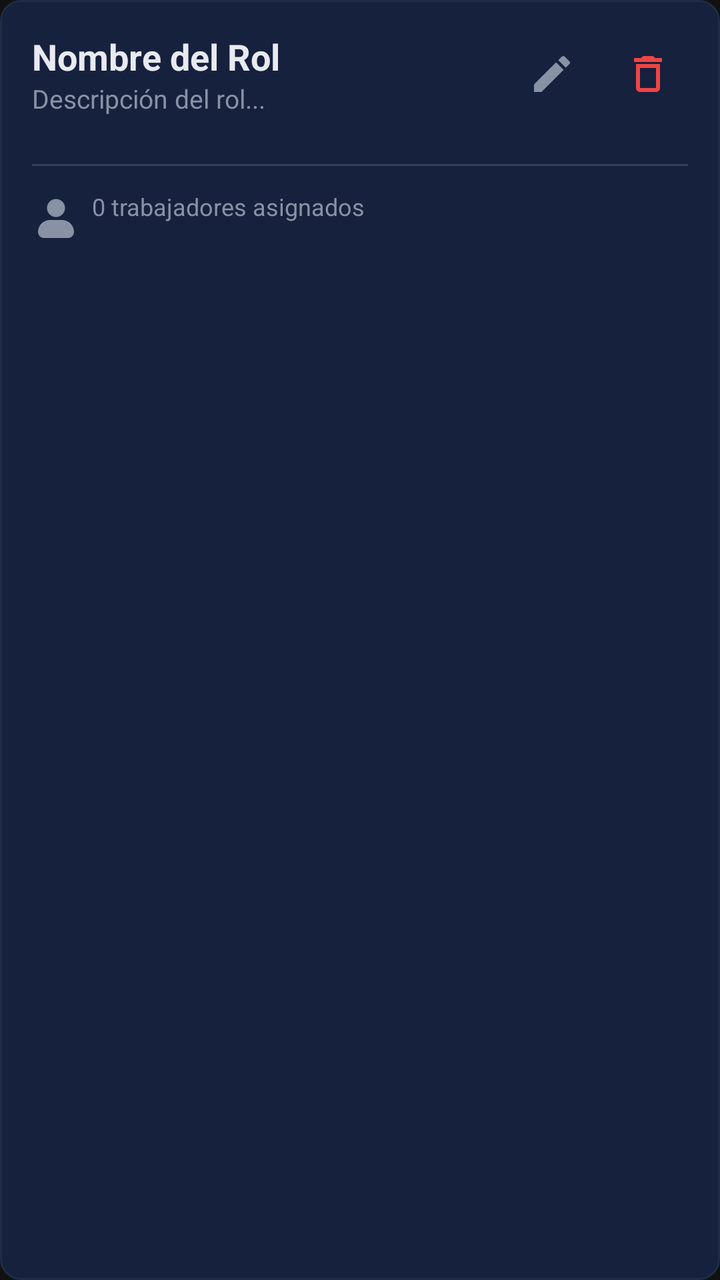
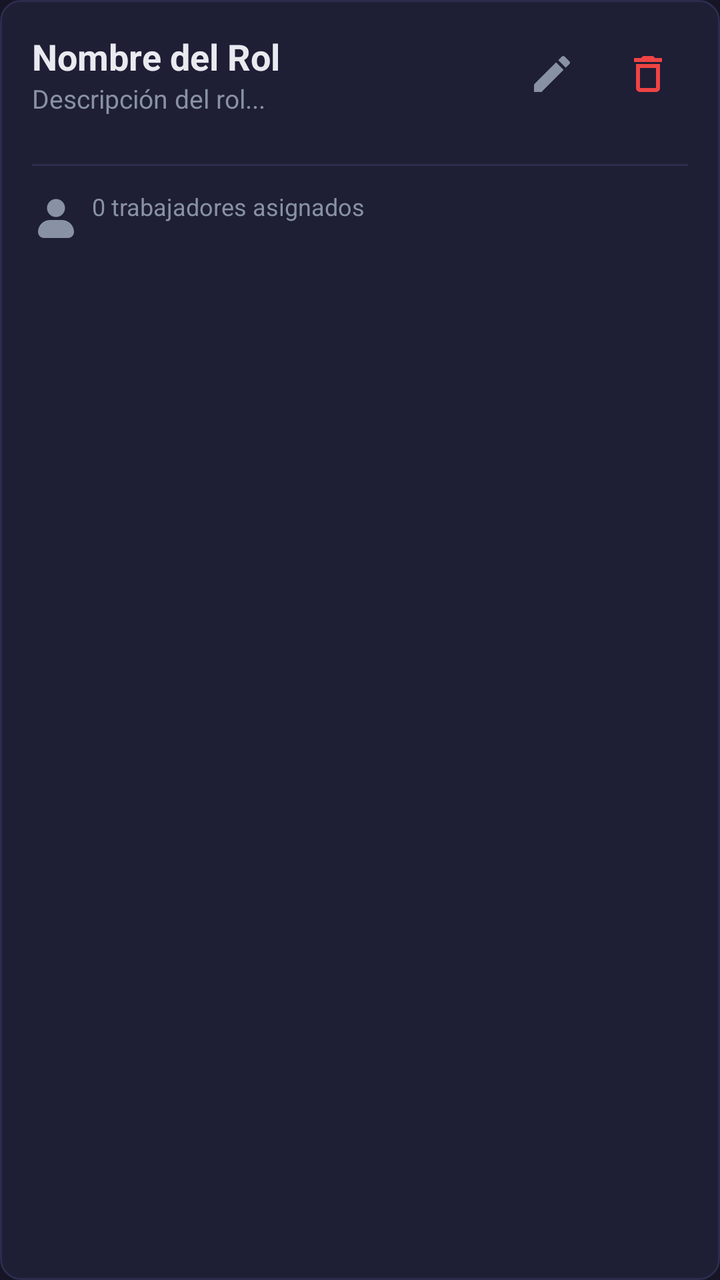

The first picture is an Android layout as it rendered before a commit; the second is the same layout after the commit. The layout source and the unified diff follow.
<!-- AndroidManifest.xml: application theme Theme.Electrobazar -->
<!-- res/layout/item_role_admin.xml -->
<?xml version="1.0" encoding="utf-8"?>
<LinearLayout xmlns:android="http://schemas.android.com/apk/res/android"
    xmlns:app="http://schemas.android.com/apk/res-auto"
    android:layout_width="match_parent"
    android:layout_height="wrap_content"
    android:layout_marginBottom="12dp"
    android:background="@drawable/bg_surface_rounded"
    android:orientation="vertical"
    android:padding="16dp">

    <LinearLayout
        android:layout_width="match_parent"
        android:layout_height="wrap_content"
        android:gravity="center_vertical"
        android:orientation="horizontal">

        <LinearLayout
            android:layout_width="0dp"
            android:layout_height="wrap_content"
            android:layout_weight="1"
            android:orientation="vertical">

            <TextView
                android:id="@+id/roleNameText"
                android:layout_width="wrap_content"
                android:layout_height="wrap_content"
                android:text="Nombre del Rol"
                android:textColor="@color/text_main"
                android:textSize="18sp"
                android:textStyle="bold" />

            <TextView
                android:id="@+id/roleDescriptionText"
                android:layout_width="wrap_content"
                android:layout_height="wrap_content"
                android:text="Descripción del rol..."
                android:textColor="@color/text_muted"
                android:textSize="13sp" />
        </LinearLayout>

        <LinearLayout
            android:layout_width="wrap_content"
            android:layout_height="wrap_content"
            android:orientation="horizontal">

            <ImageButton
                android:id="@+id/editRoleBtn"
                android:layout_width="40dp"
                android:layout_height="40dp"
                android:background="?attr/selectableItemBackgroundBorderless"
                android:src="@drawable/ic_edit"
                app:tint="@color/text_muted" />

            <ImageButton
                android:id="@+id/deleteRoleBtn"
                android:layout_width="40dp"
                android:layout_height="40dp"
                android:layout_marginStart="8dp"
                android:background="?attr/selectableItemBackgroundBorderless"
                android:src="@drawable/ic_delete"
                app:tint="@color/danger" />
        </LinearLayout>
    </LinearLayout>

    <com.google.android.material.chip.ChipGroup
        android:id="@+id/rolePermissionsBadgeGroup"
        android:layout_width="match_parent"
        android:layout_height="wrap_content"
        android:layout_marginTop="12dp"
        app:chipSpacing="4dp">
        
    </com.google.android.material.chip.ChipGroup>

    <View
        android:layout_width="match_parent"
        android:layout_height="1dp"
        android:layout_marginVertical="12dp"
        android:background="@color/divider" />

    <TextView
        android:id="@+id/roleWorkersCountText"
        android:layout_width="wrap_content"
        android:layout_height="wrap_content"
        android:text="0 trabajadores asignados"
        android:textColor="@color/text_muted"
        android:textSize="12sp"
        android:drawablePadding="6dp"
        app:drawableStartCompat="@drawable/ic_person"
        app:drawableTint="@color/text_muted" />

</LinearLayout>
<!-- resources referenced by this layout -->
<resources>
  <color name="danger">#ef4444</color>
  <color name="divider">#334155</color>
  <color name="text_main">#e8eaf0</color>
  <color name="text_muted">#8892a4</color>
  <!-- drawable bg_surface_rounded (drawable) -->
  <?xml version="1.0" encoding="utf-8"?>
  <shape xmlns:android="http://schemas.android.com/apk/res/android">
      <solid android:color="@color/secondary" />
      <corners android:radius="10dp" />
      <stroke android:width="1dp" android:color="@color/border" />
  </shape>
  <!-- drawable ic_delete (drawable) -->
  <vector xmlns:android="http://schemas.android.com/apk/res/android"
      android:width="24dp"
      android:height="24dp"
      android:viewportWidth="24"
      android:viewportHeight="24">
      <path
          android:fillColor="#FF000000"
          android:pathData="M16,9v10H8V9h8m-1.5,-6h-5l-1,1H5v2h14V4h-3.5l-1,-1zM18,7H6v12c0,1.1 0.9,2 2,2h8c1.1,0 2,-0.9 2,-2V7z" />
  </vector>
  <!-- drawable ic_edit (drawable) -->
  <vector xmlns:android="http://schemas.android.com/apk/res/android"
      android:width="24dp"
      android:height="24dp"
      android:viewportWidth="24"
      android:viewportHeight="24">
      <path
          android:fillColor="#FFFFFF"
          android:pathData="M3,17.25V21h3.75L17.81,9.94l-3.75,-3.75L3,17.25zM20.71,7.04c0.39,-0.39 0.39,-1.02 0,-1.41l-2.34,-2.34c-0.39,-0.39 -1.02,-0.39 -1.41,0l-1.83,1.83 3.75,3.75 1.83,-1.83z" />
  </vector>
  <!-- drawable ic_person (drawable) -->
  <vector xmlns:android="http://schemas.android.com/apk/res/android"
      android:width="24dp"
      android:height="24dp"
      android:viewportWidth="16"
      android:viewportHeight="16">
      <path
          android:fillColor="#FFFFFF"
          android:pathData="M11,6a3,3 0 1,1 -6,0 3,3 0 0,1 6,0zM14,14c0,1.1 -0.9,2 -2,2H4c-1.1,0 -2,-0.9 -2,-2a4,4 0 0,1 4,-4h4a4,4 0 0,1 4,4z" />
  </vector>
  <style name="Theme.Electrobazar" parent="Base.Theme.Electrobazar" />
  <color name="secondary">#16213e</color>
  <color name="border">#1e2d45</color>
  <style name="Base.Theme.Electrobazar" parent="Theme.Material3.DayNight.NoActionBar">
          <item name="colorPrimary">@color/primary</item>
          <item name="colorSecondary">@color/secondary</item>
          <item name="android:windowBackground">@color/background</item>
          <item name="android:textColorPrimary">@color/text_main</item>
          <item name="colorError">@color/danger</item>
      </style>
  <color name="primary">#1a1a2e</color>
  <color name="background">#111111</color>
</resources>

<!-- the commit's change to res/layout/item_role_admin.xml (unified diff, before → after) -->
@@ -25,7 +25,7 @@
                 android:layout_width="wrap_content"
                 android:layout_height="wrap_content"
                 android:text="Nombre del Rol"
-                android:textColor="@color/text_main"
+                android:textColor="?attr/android:textColorPrimary"
                 android:textSize="18sp"
                 android:textStyle="bold" />
 
@@ -34,7 +34,7 @@
                 android:layout_width="wrap_content"
                 android:layout_height="wrap_content"
                 android:text="Descripción del rol..."
-                android:textColor="@color/text_muted"
+            android:textColor="?attr/android:textColorSecondary"
                 android:textSize="13sp" />
         </LinearLayout>
 
@@ -49,7 +49,7 @@
                 android:layout_height="40dp"
                 android:background="?attr/selectableItemBackgroundBorderless"
                 android:src="@drawable/ic_edit"
-                app:tint="@color/text_muted" />
+                app:tint="?attr/android:textColorSecondary" />
 
             <ImageButton
                 android:id="@+id/deleteRoleBtn"
@@ -75,17 +75,17 @@
         android:layout_width="match_parent"
         android:layout_height="1dp"
         android:layout_marginVertical="12dp"
-        android:background="@color/divider" />
+        android:background="?attr/colorOutline" />
 
     <TextView
         android:id="@+id/roleWorkersCountText"
         android:layout_width="wrap_content"
         android:layout_height="wrap_content"
         android:text="0 trabajadores asignados"
-        android:textColor="@color/text_muted"
+        android:textColor="?attr/android:textColorSecondary"
         android:textSize="12sp"
         android:drawablePadding="6dp"
         app:drawableStartCompat="@drawable/ic_person"
-        app:drawableTint="@color/text_muted" />
+        app:drawableTint="?attr/android:textColorSecondary" />
 
 </LinearLayout>
<!-- resource entries referenced after the edit -->
@@ -1,7 +1,6 @@
 <!-- resources referenced by this layout -->
 <resources>
   <color name="danger">#ef4444</color>
-  <color name="divider">#334155</color>
   <color name="text_main">#e8eaf0</color>
   <color name="text_muted">#8892a4</color>
   <!-- drawable bg_surface_rounded (drawable) -->
@@ -42,16 +41,36 @@
           android:pathData="M11,6a3,3 0 1,1 -6,0 3,3 0 0,1 6,0zM14,14c0,1.1 -0.9,2 -2,2H4c-1.1,0 -2,-0.9 -2,-2a4,4 0 0,1 4,-4h4a4,4 0 0,1 4,4z" />
   </vector>
   <style name="Theme.Electrobazar" parent="Base.Theme.Electrobazar" />
-  <color name="secondary">#16213e</color>
-  <color name="border">#1e2d45</color>
+  <color name="secondary">#1e1e35</color>
+  <color name="border">#2c2c4d</color>
   <style name="Base.Theme.Electrobazar" parent="Theme.Material3.DayNight.NoActionBar">
-          <item name="colorPrimary">@color/primary</item>
-          <item name="colorSecondary">@color/secondary</item>
-          <item name="android:windowBackground">@color/background</item>
+          
+          <item name="colorPrimary">@color/accent</item>
+          <item name="colorOnPrimary">@color/primary</item>
+          <item name="colorSecondary">@color/accent</item>
+          <item name="colorOnSecondary">@color/primary</item>
+          <item name="colorPrimaryContainer">@color/surface</item>
+          <item name="colorOnPrimaryContainer">@color/text_main</item>
+          
+          <item name="colorSurface">@color/surface</item>
+          <item name="colorOnSurface">@color/text_main</item>
+          <item name="colorSurfaceVariant">@color/secondary</item>
+          <item name="colorOnSurfaceVariant">@color/text_muted</item>
+          <item name="colorOutline">@color/border</item>
+          
+          <item name="android:windowBackground">@color/primary</item>
+          <item name="android:colorBackground">@color/primary</item>
           <item name="android:textColorPrimary">@color/text_main</item>
+          <item name="android:textColorSecondary">@color/text_muted</item>
+          <item name="android:textColorHint">@color/text_muted</item>
+          
+          <item name="android:statusBarColor">@color/primary</item>
+          <item name="android:navigationBarColor">@color/primary</item>
+          
           <item name="colorError">@color/danger</item>
       </style>
-  <color name="primary">#1a1a2e</color>
-  <color name="background">#111111</color>
+  <color name="accent">#f5a623</color>
+  <color name="primary">#151525</color>
+  <color name="surface">#252545</color>
 </resources>
 
